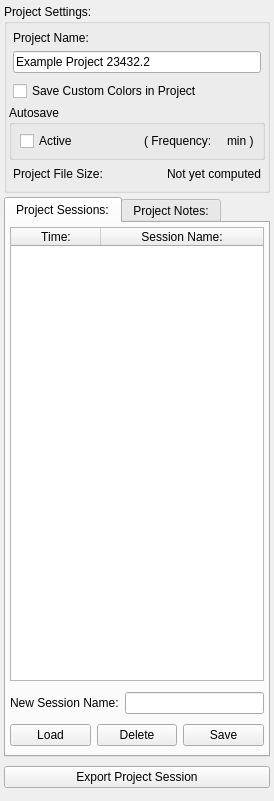
Old version of the form src/Interface/AppInterface/ProjectDockWidget.ui in the repository SCIInstitute/Seg3D.
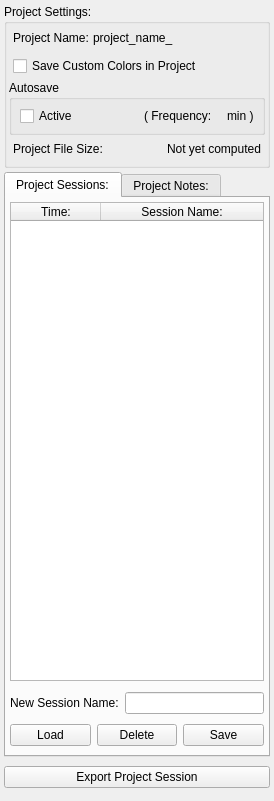
New version of the form.

Commit message: set the default cursor for the viewer to the cross. added a preference that enables a user to switch off the cursor when painting modified the QtDropableComboBox to highlight when you are dropping an acceptable layer onto it changed the ProjectDockWidget so that it doesnt have the ability to change the name of the project fixed the bug that didnt unhighlight the session that you just loaded and made it seem like it was still selected.

The edit to the form file:
```diff
--- a/src/Interface/AppInterface/ProjectDockWidget.ui
+++ b/src/Interface/AppInterface/ProjectDockWidget.ui
@@ -71,13 +71,7 @@
        </property>
        <item>
         <widget class="QWidget" name="widget_4" native="true">
-         <property name="minimumSize">
-          <size>
-           <width>0</width>
-           <height>53</height>
-          </size>
-         </property>
-         <layout class="QVBoxLayout" name="verticalLayout_3">
+         <layout class="QHBoxLayout" name="horizontalLayout_7">
           <property name="spacing">
            <number>4</number>
           </property>
@@ -86,21 +80,33 @@
           </property>
           <item>
            <widget class="QLabel" name="label_2">
+            <property name="sizePolicy">
+             <sizepolicy hsizetype="Preferred" vsizetype="Preferred">
+              <horstretch>0</horstretch>
+              <verstretch>0</verstretch>
+             </sizepolicy>
+            </property>
             <property name="text">
              <string>Project Name:</string>
             </property>
            </widget>
           </item>
           <item>
-           <widget class="QLineEdit" name="project_name_edit_">
-            <property name="focusPolicy">
-             <enum>Qt::ClickFocus</enum>
+           <widget class="QLabel" name="project_name_">
+            <property name="sizePolicy">
+             <sizepolicy hsizetype="MinimumExpanding" vsizetype="Preferred">
+              <horstretch>0</horstretch>
+              <verstretch>0</verstretch>
+             </sizepolicy>
             </property>
-            <property name="inputMask">
-             <string notr="true"/>
+            <property name="minimumSize">
+             <size>
+              <width>0</width>
+              <height>20</height>
+             </size>
             </property>
             <property name="text">
-             <string notr="true">Example Project 23432.2</string>
+             <string>project_name_</string>
             </property>
            </widget>
           </item>
```
The commit also changes 10 other files.
